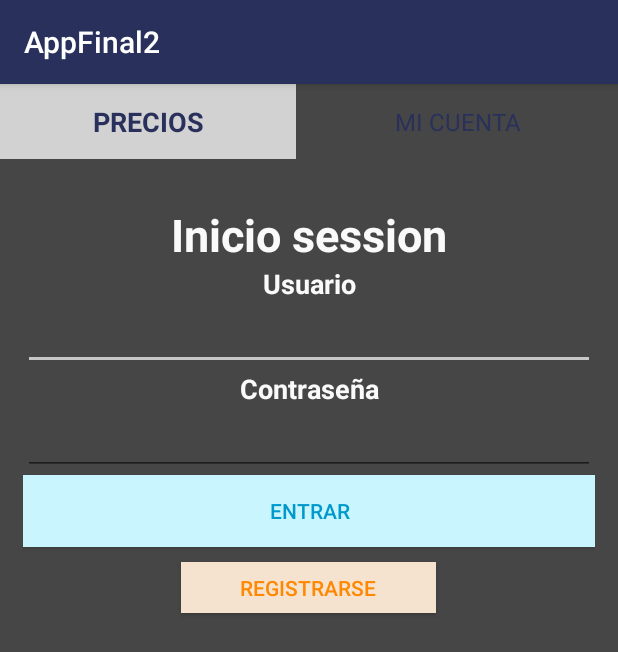
After one commit to lugman-secondary/FinalDaw2, an Android app: the Mycuenta screen opened directly, with no data from a screen before it, on a phone screen of 412 x 824 dp. The commit adds this screen. Shown: the top 652 px of the screen. Run offline under Robolectric (Android 15) with nearby library versions, the phone set to English and light mode, and no system bars.

Commit message:
Layaout creado Mi cuenta

```diff
--- a/app/build.gradle
+++ b/app/build.gradle
@@ -25,8 +25,8 @@ dependencies {
         exclude group: 'com.android.support', module: 'support-annotations'
     })
 
+
     compile 'com.android.support:appcompat-v7:27.+'
     compile 'com.android.support.constraint:constraint-layout:1.0.2'
-
     testCompile 'junit:junit:4.12'
 }
--- a/app/src/main/AndroidManifest.xml
+++ b/app/src/main/AndroidManifest.xml
@@ -1,6 +1,8 @@
 <?xml version="1.0" encoding="utf-8"?>
 <manifest xmlns:android="http://schemas.android.com/apk/res/android"
     package="es.com.lugman.appfinal2">
+
+    <uses-permission android:name="android.permission.INTERNET" />
 
     <application
         android:allowBackup="true"
@@ -16,9 +18,7 @@
                 <category android:name="android.intent.category.LAUNCHER" />
             </intent-filter>
         </activity>
+        <activity android:name=".Mycuenta"></activity>
     </application>
-   <uses-permission android:name="android.permission.INTERNET"></uses-permission>
-
-
 
 </manifest>
--- a/app/src/main/java/es/com/lugman/appfinal2/MainActivity.java
+++ b/app/src/main/java/es/com/lugman/appfinal2/MainActivity.java
@@ -2,6 +2,7 @@ package es.com.lugman.appfinal2;
 
 import android.app.Dialog;
 import android.app.ProgressDialog;
+import android.content.Intent;
 import android.graphics.Bitmap;
 import android.graphics.BitmapFactory;
 import android.os.AsyncTask;
@@ -12,6 +13,7 @@ import android.view.View;
 import android.widget.ImageView;
 import android.widget.ListView;
 import android.widget.ProgressBar;
+import android.widget.TextView;
 
 import org.json.JSONArray;
 import org.json.JSONException;
@@ -29,6 +31,7 @@ import java.util.ArrayList;
 public class MainActivity extends AppCompatActivity {
 ListView list;
     ArrayList<Monedas> listaMonedas;
+    TextView micuenta;
     Adaptador adp;
     ProgressBar progress;
 
@@ -41,6 +44,14 @@ ListView list;
         list =  findViewById(R.id.listView);
         progress =  findViewById(R.id.progressBar);
         progress.incrementProgressBy(10);
+        micuenta = findViewById(R.id.textView5);
+        micuenta.setOnClickListener(new View.OnClickListener() {
+            @Override
+            public void onClick(View view) {
+                Intent intent = new Intent(MainActivity.this,Mycuenta.class);
+                startActivity(intent);
+            }
+        });
 
 
 
@@ -74,7 +85,7 @@ ListView list;
             };
             Thread  thead = new Thread(runa);
             thead.run();
-              list.setAdapter(adp);
+//              list.setAdapter(adp);
         }
 
         @Override
--- /dev/null
+++ b/app/src/main/java/es/com/lugman/appfinal2/Mycuenta.java
@@ -0,0 +1,13 @@
+package es.com.lugman.appfinal2;
+
+import android.support.v7.app.AppCompatActivity;
+import android.os.Bundle;
+
+public class Mycuenta extends AppCompatActivity {
+
+    @Override
+    protected void onCreate(Bundle savedInstanceState) {
+        super.onCreate(savedInstanceState);
+        setContentView(R.layout.activity_mycuenta);
+    }
+}
--- /dev/null
+++ b/app/src/main/res/layout/activity_mycuenta.xml
@@ -0,0 +1,124 @@
+<?xml version="1.0" encoding="utf-8"?>
+<LinearLayout xmlns:android="http://schemas.android.com/apk/res/android"
+    xmlns:app="http://schemas.android.com/apk/res-auto"
+    xmlns:tools="http://schemas.android.com/tools"
+    android:layout_width="match_parent"
+    android:orientation="vertical"
+    android:layout_height="match_parent"
+    android:background="#464646"
+    tools:context="es.com.lugman.appfinal2.Mycuenta">
+
+
+    <LinearLayout
+        android:layout_width="match_parent"
+        android:layout_height="50dp"
+        android:orientation="horizontal">
+
+        <TextView
+            android:id="@+id/textView4"
+            android:layout_width="197dp"
+            android:layout_height="match_parent"
+            android:background="#d2d2d2"
+            android:fontFamily="sans-serif"
+            android:gravity="center"
+            android:text="PRECIOS"
+            android:textColor="@color/colorPrimary"
+            android:textAlignment="center"
+            android:textSize="18sp"
+            android:textStyle="bold" />
+
+        <TextView
+            android:id="@+id/textView5"
+            android:layout_width="wrap_content"
+            android:layout_height="match_parent"
+            android:layout_weight="1"
+            android:background="#464646"
+            android:gravity="center"
+            android:text="MI CUENTA"
+            android:textAppearance="@style/TextAppearance.AppCompat.Light.Widget.PopupMenu.Large"
+            android:textColor="@color/colorPrimary" />
+
+    </LinearLayout>
+
+    <LinearLayout
+        android:layout_width="match_parent"
+        android:layout_height="wrap_content"
+        android:orientation="vertical"
+        android:paddingLeft="15dp"
+        android:paddingRight="15dp"
+        android:paddingTop="30dp">
+
+        <TextView
+            android:id="@+id/textView7"
+            android:layout_width="match_parent"
+            android:layout_height="wrap_content"
+
+            android:lineSpacingExtra="18sp"
+            android:text="Inicio session"
+            android:textAlignment="center"
+            android:textColor="?android:attr/windowBackground"
+            android:textSize="30sp"
+            android:textStyle="bold" />
+
+        <TextView
+            android:id="@+id/textView6"
+            android:layout_width="match_parent"
+            android:layout_height="wrap_content"
+            android:text="Usuario"
+            android:textAlignment="center"
+            android:textColor="#fafafa"
+            android:textSize="18sp"
+            android:textStyle="bold" />
+
+        <EditText
+            android:id="@+id/usu"
+            android:layout_width="match_parent"
+            android:layout_height="wrap_content"
+            android:ems="10"
+            android:hint=""
+            android:inputType="textPersonName"
+            android:singleLine="false"
+            android:textAlignment="center" />
+
+        <TextView
+            android:id="@+id/textView8"
+            android:layout_width="match_parent"
+            android:layout_height="wrap_content"
+            android:text="Contraseña"
+            android:textAlignment="center"
+            android:textColor="#fafafa"
+            android:textSize="18sp"
+            android:textStyle="bold" />
+
+        <EditText
+            android:id="@+id/contra"
+            android:layout_width="match_parent"
+            android:layout_height="wrap_content"
+            android:ems="10"
+            android:hint=""
+            android:inputType="textPersonName"
+            android:textAlignment="center" />
+
+        <Button
+            android:id="@+id/button"
+            android:layout_width="match_parent"
+            android:layout_height="wrap_content"
+            android:background="#c9f5ff"
+            android:text="Entrar"
+            android:textColor="@android:color/holo_blue_dark" />
+
+        <Button
+            android:id="@+id/button2"
+            android:layout_width="170dp"
+            android:layout_height="34dp"
+            android:layout_gravity="center_vertical|center"
+
+            android:layout_margin="10dp"
+            android:background="#f5e3d0"
+            android:gravity="center"
+            android:text="Registrarse"
+            android:textColor="@android:color/holo_orange_dark" />
+    </LinearLayout>
+
+
+</LinearLayout>
```
